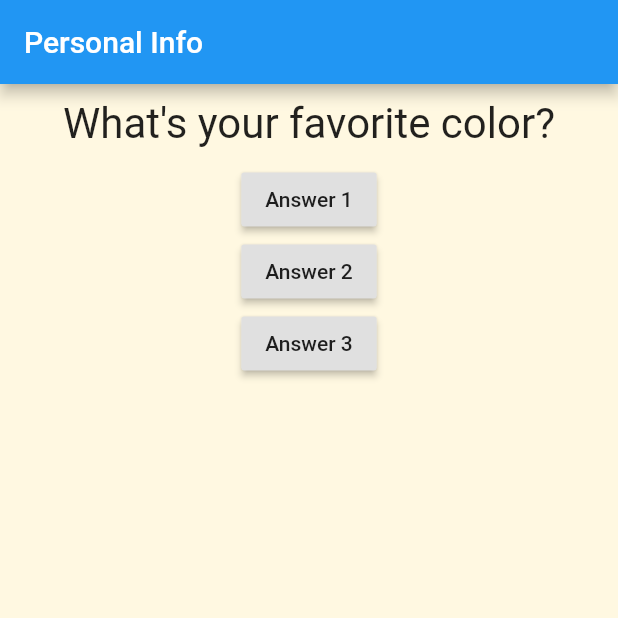
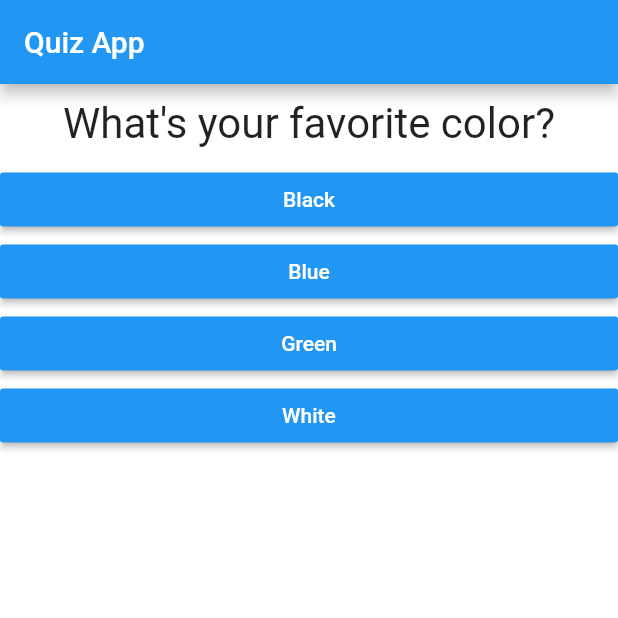
Before and after one commit to siddharthsircar/flutter-QuizzApp, a Flutter app: the screen it shows after launch, on a phone screen of 412 x 824 dp, the top half of it. Run offline on Flutter 3.47's test engine with Material 2 defaults, Android fonts, the phone set to English and light mode, and no system bars.

Commit message:
Refactored code and added TestScore module Used MAP datastruct to store questions

```diff
--- /dev/null
+++ b/lib/answer.dart
@@ -0,0 +1,23 @@
+import 'package:flutter/material.dart';
+
+import './main.dart';
+
+class Answer extends StatelessWidget {
+  final Function onPressActivity;
+  final String answerText;
+
+  Answer(this.onPressActivity, this.answerText);
+
+  @override
+  Widget build(BuildContext context) {
+    return Container(
+      width: double.infinity,
+      child: RaisedButton(
+        textColor: Colors.white,
+        color: Colors.blue,
+        child: Text(answerText),
+        onPressed: onPressActivity,
+      ),
+    );
+  }
+}
--- a/lib/main.dart
+++ b/lib/main.dart
@@ -1,6 +1,7 @@
 import 'package:flutter/material.dart';
 
-import './question.dart';
+import './quiz.dart';
+import './result.dart';
 
 void main() {
   runApp(QuizApp());
@@ -15,47 +16,76 @@ class QuizApp extends StatefulWidget {
 }
 
 class _QuizAppState extends State<QuizApp> {
+  final _questions = const [
+    {
+      'questionText': 'What\'s your favorite color?',
+      'answers': [
+        {'text': 'Black', 'score': 10},
+        {'text': 'Blue', 'score': 7},
+        {'text': 'Green', 'score': 5},
+        {'text': 'White', 'score': 2}
+      ]
+    },
+    {
+      'questionText': 'What\'s yout favorite animal?',
+      'answers': [
+        {'text': 'Dog', 'score': 2},
+        {'text': 'Cat', 'score': 4},
+        {'text': 'Lion', 'score': 6},
+        {'text': 'Snake', 'score': 8}
+      ]
+    },
+    {
+      'questionText': 'What\'s your favorite car?',
+      'answers': [
+        {'text': 'Audi', 'score': 8},
+        {'text': 'Jaguar', 'score': 6},
+        {'text': 'BMW', 'score': 4},
+        {'text': 'Mercedes', 'score': 2}
+      ]
+    },
+  ];
+
   var _questionIndex = 0;
 
-  void answerQuestion() {
+  var _totalScore = 0;
+
+  void _answerQuestion(int score) {
+    _totalScore += score;
+
     setState(() {
       _questionIndex = _questionIndex + 1;
     });
     print(_questionIndex);
+    if (_questionIndex < _questions.length) {
+      print('We have more questions!!');
+    } else {
+      print('No more questions!!');
+    }
+  }
+
+  void _resetQuiz() {
+    setState(() {
+      _questionIndex = 0;
+      _totalScore = 0;
+    });
   }
 
   @override
   Widget build(BuildContext context) {
-    var questions = [
-      'What\'s your favorite color?',
-      'What\s your favorite animal?',
-    ];
     return MaterialApp(
       home: Scaffold(
         appBar: AppBar(
-          title: Text('Personal Info'),
+          title: Text('Quiz App'),
         ),
-        body: Column(children: <Widget>[
-          Question(
-            questions[_questionIndex],
-          ),
-          RaisedButton(
-            child: Text('Answer 1'),
-            onPressed:
-                answerQuestion, // we are passing the pointer to the function and not the result of the function
-          ),
-          RaisedButton(
-            child: Text('Answer 2'),
-            onPressed: () => print('Answer 2 Chosen!!'),
-          ),
-          RaisedButton(
-            child: Text('Answer 3'),
-            onPressed: () {
-              print('Answer 3 Chosen!!');
-            },
-          ),
-        ]),
-        backgroundColor: Colors.amber[50],
+        body: _questionIndex < _questions.length
+            ? Quiz(
+                answerQuestion: _answerQuestion,
+                questionIndex: _questionIndex,
+                questions: _questions,
+              )
+            : Result(_totalScore, _resetQuiz),
+        backgroundColor: Colors.white,
       ),
     );
   }
--- /dev/null
+++ b/lib/quiz.dart
@@ -0,0 +1,28 @@
+import 'package:flutter/material.dart';
+
+import './answer.dart';
+import './question.dart';
+
+class Quiz extends StatelessWidget {
+  final List<Map<String, Object>> questions;
+  final int questionIndex;
+  final Function answerQuestion;
+
+  Quiz(
+      {@required this.questions,
+      @required this.questionIndex,
+      @required this.answerQuestion});
+
+  @override
+  Widget build(BuildContext context) {
+    return Column(children: <Widget>[
+      Question(
+        questions[questionIndex]['questionText'],
+      ),
+      ...(questions[questionIndex]['answers'] as List<Map<String, Object>>)
+          .map((answer) {
+        return Answer(() => answerQuestion(answer['score']), answer['text']);
+      }).toList()
+    ]);
+  }
+}
```
Also changed, not shown: lib/result.dart (added, +47 -0 lines).
